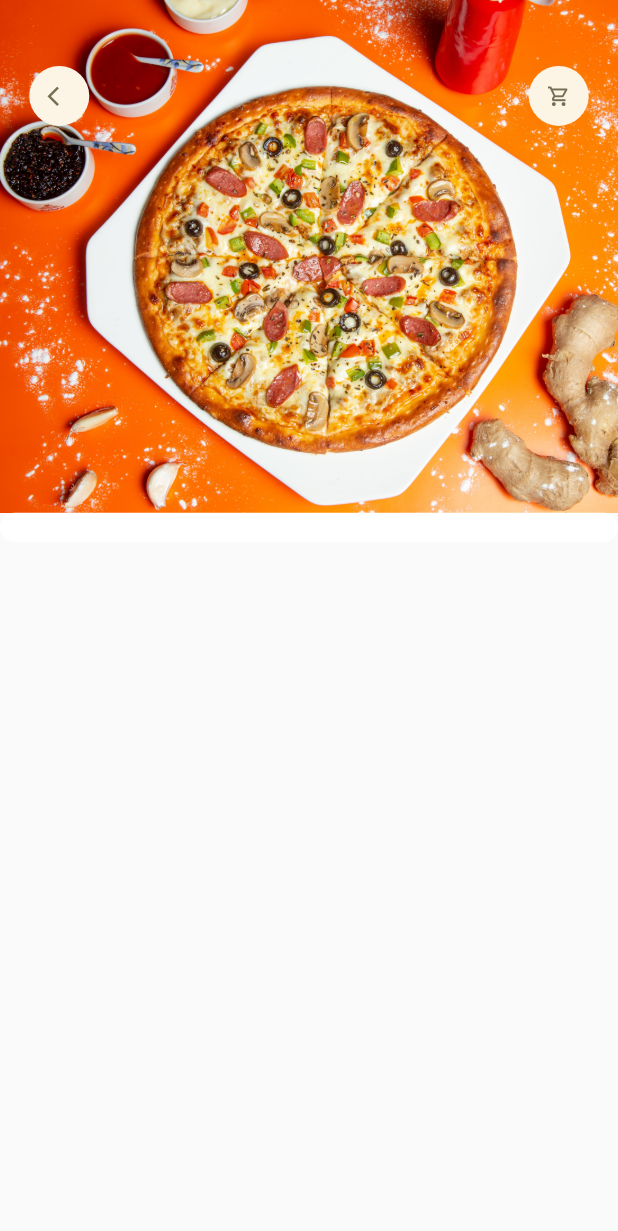
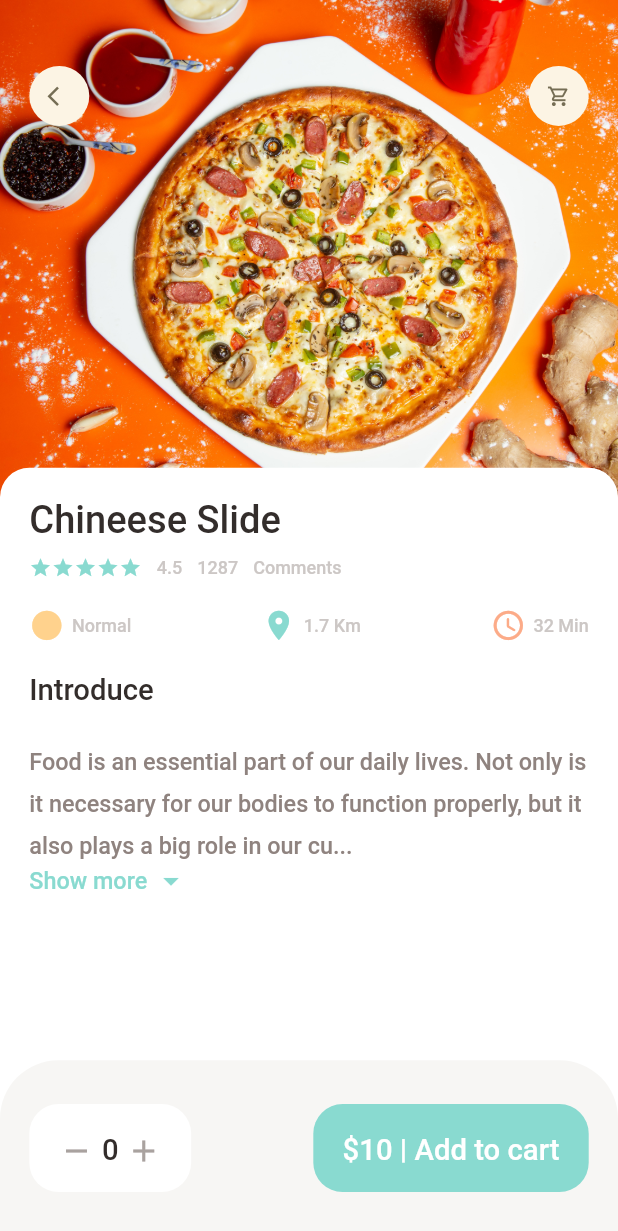
Before and after one commit to Resolute07/FoodDeliveryApp, a Flutter app: the PopularFoodDetail screen opened directly, on a phone screen of 412 x 824 dp. Shown: the top 1231 px of the screen. Run offline on Flutter 3.47's test engine with Material 2 defaults, Android fonts, the light colour scheme and no system bars; our stand-ins replace dots_indicator, get.

Commit message:
completed two screens

```diff
--- a/lib/main.dart
+++ b/lib/main.dart
@@ -2,6 +2,7 @@ import 'package:flutter/material.dart';
 
 import 'package:food_delivery/pages/home/Main_food_Page.dart';
 import 'package:food_delivery/pages/home/food/popular_food_details.dart';
+import 'package:food_delivery/pages/home/food/recommended_food_details.dart';
 import 'package:get/get.dart';
 void main() {
   runApp(const MyApp());
@@ -28,7 +29,7 @@ class MyApp extends StatelessWidget {
         // is not restarted.
         primarySwatch: Colors.blue,
       ),
-      home: PopularFoodDetail(),
+      home: RecommendedFoodDetails(),
     );
   }
 }
--- a/lib/pages/home/Main_food_Page.dart
+++ b/lib/pages/home/Main_food_Page.dart
@@ -3,9 +3,9 @@ import 'package:flutter/material.dart';
 
 import 'package:food_delivery/utils/dimensions.dart';
 
-import '../../utils/bigtext.dart';
+import '../../widgets/bigtext.dart';
 import '../../utils/colors.dart';
-import '../../utils/smalltext.dart';
+import '../../widgets/smalltext.dart';
 
 import 'food_page_body.dart';
 
--- a/lib/pages/home/food/popular_food_details.dart
+++ b/lib/pages/home/food/popular_food_details.dart
@@ -1,7 +1,14 @@
 
 import 'package:flutter/material.dart';
 import 'package:food_delivery/utils/dimensions.dart';
+import 'package:food_delivery/widgets/app_column.dart';
 import 'package:food_delivery/widgets/app_icon.dart';
+import 'package:food_delivery/widgets/expandable_text_widget.dart';
+
+import '../../../widgets/bigtext.dart';
+import '../../../utils/colors.dart';
+import '../../../widgets/smalltext.dart';
+import '../../../widgets/icons_and _text_widget.dart';
 
 class PopularFoodDetail extends StatelessWidget {
   const PopularFoodDetail({Key? key}) : super(key: key);
@@ -9,8 +16,10 @@ class PopularFoodDetail extends StatelessWidget {
   @override
   Widget build(BuildContext context) {
     return Scaffold(
+      backgroundColor: Colors.white,
       body: Stack(
         children: [
+          //backgrounf image
           Positioned(
             left: 0,
               right: 0,
@@ -28,6 +37,7 @@ class PopularFoodDetail extends StatelessWidget {
                 ),
               )
           ),
+          // icon widget
           Positioned(
             top: Dimensions.height45,
             left: Dimensions.width20,
@@ -40,11 +50,14 @@ class PopularFoodDetail extends StatelessWidget {
 
             ],
           )),
+          //introduction of the food
           Positioned(
             left: 0,
               right: 0,
-              top: Dimensions.popularFoodImgSize,
+              bottom: 0,
+              top: Dimensions.popularFoodImgSize- 30,
               child: Container(
+
                 padding: EdgeInsets.only(
                   left:  Dimensions.width20,
                   right: Dimensions.width20,
@@ -52,15 +65,86 @@ class PopularFoodDetail extends StatelessWidget {
 
                 ),
                 decoration: BoxDecoration(
-                  borderRadius: BorderRadius.circular(Dimensions.radius20),
+                  borderRadius: BorderRadius.only(
+                      topRight: Radius.circular(Dimensions.radius20),
+                      topLeft: Radius.circular(Dimensions.radius20)),
                   color:  Colors.white,
                 ),
+                child: Column(
+                  crossAxisAlignment: CrossAxisAlignment.start,
+                  children: [
+                    AppColumn(text: "Chineese Slide",),
+                    SizedBox(height: Dimensions.height20,),
+                    BigText(text: "Introduce"),
+                    SizedBox(height: Dimensions.height20,),
+                    Expanded(child: SingleChildScrollView(child: ExpandableText(text: "Food is an essential part of our daily lives. Not only is it necessary for our bodies to function properly, but it also plays a big role in our cultural and social interactions. Eating is not just about fueling our bodies, it’s also an opportunity to enjoy a variety of flavors and textures, and to bond with family and friends.")))
+
+
+                  ],
+                ),
+
 
               ))
 
 
         ],
       ),
+      bottomNavigationBar: Container(
+         height: Dimensions.bottomHeightBar,
+        padding: EdgeInsets.only(top: Dimensions.height30,bottom: Dimensions.height30,left: Dimensions.width20,right: Dimensions.width20),
+        decoration: BoxDecoration(
+          color: AppColors.buttonBackgroundColor,
+          borderRadius: BorderRadius.only(
+            topLeft: Radius.circular(Dimensions.radius20*2),
+            topRight: Radius.circular(Dimensions.radius20*2)
+          )
+        ),
+        child: Row(
+          mainAxisAlignment: MainAxisAlignment.spaceBetween,
+          children: [
+            Container(
+              padding: EdgeInsets.only(
+                top: Dimensions.height20,
+                bottom: Dimensions.height20,
+                left: Dimensions.width20,
+                right: Dimensions.width20
+              ),
+              decoration: BoxDecoration(
+                color: Colors.white,
+                borderRadius: BorderRadius.circular(
+                  Dimensions.radius20,
+                )
+              ),
+              child: Row(
+                children: [
+                  Icon(Icons.remove , color: AppColors.signColor,),
+                  SizedBox(width: Dimensions.width10/2,),
+                  BigText(text: '0'),
+                  SizedBox(width: Dimensions.width10/2,),
+                  Icon(Icons.add , color: AppColors.signColor,)
+                ],
+              ),
+
+            ),
+            Container(
+              padding: EdgeInsets.only(
+                  top: Dimensions.height20,
+                  bottom: Dimensions.height20,
+                  left: Dimensions.width20,
+                  right: Dimensions.width20
+              ),
+              child:  BigText(text: '\$10 | Add to cart', color:  Colors.white,),
+              decoration: BoxDecoration(
+                borderRadius: BorderRadius.circular(Dimensions.radius20),
+                color: AppColors.mainColor
+              ),
+            )
+
+          ],
+        ),
+      ),
+
+
 
     );
   }
--- /dev/null
+++ b/lib/pages/home/food/recommended_food_details.dart
@@ -0,0 +1,26 @@
+import 'package:flutter/material.dart';
+
+class RecommendedFoodDetails extends StatelessWidget {
+  const RecommendedFoodDetails({Key? key}) : super(key: key);
+
+  @override
+  Widget build(BuildContext context) {
+    return Scaffold(
+      body: CustomScrollView(
+        slivers: [
+          SliverAppBar(
+            expandedHeight: 300,
+            flexibleSpace: FlexibleSpaceBar(
+              background: Image.asset("assets/image/food01.png",
+              width: double.maxFinite,
+                fit: BoxFit.cover,
+
+
+              ),
+            ),
+          )
+        ],
+      ),
+    );
+  }
+}
--- a/lib/pages/home/food_page_body.dart
+++ b/lib/pages/home/food_page_body.dart
@@ -2,12 +2,13 @@ import 'package:dots_indicator/dots_indicator.dart';
 import 'package:flutter/material.dart';
 
 import 'package:food_delivery/utils/dimensions.dart';
+import 'package:food_delivery/widgets/app_column.dart';
 
 import 'package:food_delivery/widgets/icons_and%20_text_widget.dart';
 
-import '../../utils/bigtext.dart';
+import '../../widgets/bigtext.dart';
 import '../../utils/colors.dart';
-import '../../utils/smalltext.dart';
+import '../../widgets/smalltext.dart';
 
 
 
@@ -264,62 +265,7 @@ class _FoodPageBodyState extends State<FoodPageBody> {
                   top: Dimensions.height15,
                   left: Dimensions.height15,
                   right: Dimensions.height15),
-              child: Column(
-                crossAxisAlignment: CrossAxisAlignment.start,
-                children: [
-                  BigText(text: "Chinees Slide"),
-                  SizedBox(height: Dimensions.height10),
-                  Row(
-                    children: [
-                      Wrap(
-                        children: List.generate(
-                          5,
-                          (index) => Icon(
-                            Icons.star,
-                            color: AppColors.mainColor,
-                            size: 15,
-                          ),
-                        ),
-                      ),
-                      SizedBox(
-                        width: 10,
-                      ),
-                      SmallText(text: "4.5"),
-                      SizedBox(
-                        width: 10,
-                      ),
-                      SmallText(text: "1287"),
-                      SizedBox(
-                        width: 10,
-                      ),
-                      SmallText(text: "Comments")
-                    ],
-                  ),
-                  SizedBox(
-                    height: Dimensions.height20,
-                  ),
-                  Row(
-                    mainAxisAlignment: MainAxisAlignment.spaceBetween,
-                    children: [
-                      IconsAndTextWidget(
-                        text: "Normal",
-                        icon: Icons.circle_sharp,
-                        iconColor: AppColors.iconColor1,
-                      ),
-                      IconsAndTextWidget(
-                        text: "1.7 Km",
-                        icon: Icons.location_on,
-                        iconColor: AppColors.mainColor,
-                      ),
-                      IconsAndTextWidget(
-                        text: "32 Min",
-                        icon: Icons.access_time_rounded,
-                        iconColor: AppColors.iconColor2,
-                      )
-                    ],
-                  )
-                ],
-              ),
+              child: AppColumn(text: "Chineese Slide",),
             ),
           ),
         )
--- a/lib/utils/dimensions.dart
+++ b/lib/utils/dimensions.dart
@@ -13,18 +13,20 @@ static double height10 = screenHeight/84.4;
 static double height15 = screenHeight/56.27;
 static double height20 = screenHeight/42.2;
 static double height30 = screenHeight/28.13;
-  static double height45 = screenHeight/18.76;
+static double height45 = screenHeight/18.76;
 
 //dinamic height
 static double width10 = screenHeight/84.4;
 static double width15 = screenHeight/56.27;
 static double width20 = screenHeight/42.2;
 static double width30 = screenHeight/28.13;
-  static double width45 = screenHeight/18.76;
+static double width45 = screenHeight/18.76;
 
 
 //dynamic font
 static double font20 = screenHeight/42.2;
+static double font16 = screenHeight/52.75;
+static double font26 = screenHeight/32.46;
 //dinamic radius
 static double radius20 = screenHeight/42.2;
 static double radius30 = screenHeight/28.13;
@@ -40,5 +42,6 @@ static double iconSize16 = screenHeight/52.75;
 
 //popular food
 static double popularFoodImgSize = screenHeight/2.41;
-
+//bottom height
+static double bottomHeightBar =  screenHeight/7.03;
 }
--- /dev/null
+++ b/lib/widgets/app_column.dart
@@ -0,0 +1,73 @@
+import 'package:flutter/cupertino.dart';
+import 'package:flutter/material.dart';
+import 'package:food_delivery/widgets/smalltext.dart';
+
+import '../utils/colors.dart';
+import '../utils/dimensions.dart';
+import 'bigtext.dart';
+import 'icons_and _text_widget.dart';
+
+class AppColumn extends StatelessWidget {
+  final String text;
+  const AppColumn({Key? key , required this.text}) : super(key: key);
+
+  @override
+  Widget build(BuildContext context) {
+    return Column(
+      crossAxisAlignment: CrossAxisAlignment.start,
+      children: [
+        BigText(text: text, size: Dimensions.font26,),
+        SizedBox(height: Dimensions.height10),
+        Row(
+          children: [
+            Wrap(
+              children: List.generate(
+                5,
+                    (index) => Icon(
+                  Icons.star,
+                  color: AppColors.mainColor,
+                  size: 15,
+                ),
+              ),
+            ),
+            SizedBox(
+              width: 10,
+            ),
+            SmallText(text: "4.5"),
+            SizedBox(
+              width: 10,
+            ),
+            SmallText(text: "1287"),
+            SizedBox(
+              width: 10,
+            ),
+            SmallText(text: "Comments")
+          ],
+        ),
+        SizedBox(
+          height: Dimensions.height20,
+        ),
+        Row(
+          mainAxisAlignment: MainAxisAlignment.spaceBetween,
+          children: [
+            IconsAndTextWidget(
+              text: "Normal",
+              icon: Icons.circle_sharp,
+              iconColor: AppColors.iconColor1,
+            ),
+            IconsAndTextWidget(
+              text: "1.7 Km",
+              icon: Icons.location_on,
+              iconColor: AppColors.mainColor,
+            ),
+            IconsAndTextWidget(
+              text: "32 Min",
+              icon: Icons.access_time_rounded,
+              iconColor: AppColors.iconColor2,
+            )
+          ],
+        )
+      ],
+    );
+  }
+}
--- a/lib/utils/bigtext.dart
+++ b/lib/widgets/bigtext.dart
@@ -1,4 +1,5 @@
 import 'package:flutter/material.dart';
+import 'package:food_delivery/utils/dimensions.dart';
 
 class BigText extends StatelessWidget {
     final Color color;
@@ -20,7 +21,7 @@ class BigText extends StatelessWidget {
       style: TextStyle(
         color: color,
         fontWeight: FontWeight.w400,
-        fontSize: 20,
+        fontSize: size == 0 ? Dimensions.font20 : size,
         fontFamily: 'Roboto'
       ),
 
--- /dev/null
+++ b/lib/widgets/expandable_text_widget.dart
@@ -0,0 +1,57 @@
+import 'package:flutter/material.dart';
+import 'package:food_delivery/utils/colors.dart';
+import 'package:food_delivery/utils/dimensions.dart';
+import 'package:food_delivery/widgets/smalltext.dart';
+
+class ExpandableText extends StatefulWidget {
+  final String text;
+  const ExpandableText({Key? key, required this.text}) : super(key: key);
+
+  @override
+  State<ExpandableText> createState() => _ExpandableTextState();
+}
+
+class _ExpandableTextState extends State<ExpandableText> {
+  late String firstHalf;
+  late String secondHalf;
+
+  bool hiddenText = true ;
+  double textHeight = Dimensions.screenHeight/5.63;
+  //i love flutter larvel and golang 30  50
+  @override
+  void initState(){
+    super.initState();
+    if(widget.text.length>textHeight){
+      firstHalf = widget.text.substring(0,textHeight.toInt());
+      secondHalf = widget.text.substring(textHeight.toInt()+1, widget.text.length);
+    }
+    else {
+      firstHalf = widget.text;
+      secondHalf ='';
+    }
+  }
+
+  @override
+  Widget build(BuildContext context) {
+    return Container(
+      child: secondHalf.isEmpty? SmallText(text: firstHalf): Column(
+        children: [
+          SmallText( height: 1.8,color:  AppColors.paraColor,size : Dimensions.font16,text: hiddenText?  (firstHalf+"..."): (firstHalf + secondHalf)),
+          InkWell(
+            onTap: (){
+              setState(() {
+                hiddenText = !hiddenText;
+              });
+            },
+            child: Row(
+              children: [
+                SmallText(size : Dimensions.font16 ,text: hiddenText? "Show more " : "Show less", color: AppColors.mainColor,),
+                Icon(hiddenText? Icons.arrow_drop_down : Icons.arrow_drop_up, color: AppColors.mainColor,)
+              ],
+            ),
+          )
+        ],
+      ),
+    );
+  }
+}
--- a/lib/widgets/icons_and _text_widget.dart
+++ b/lib/widgets/icons_and _text_widget.dart
@@ -1,7 +1,7 @@
 import 'package:flutter/material.dart';
 import 'package:food_delivery/utils/dimensions.dart';
 
-import '../utils/smalltext.dart';
+import 'smalltext.dart';
 
 class IconsAndTextWidget extends StatelessWidget {
   final IconData icon ;
```
Also changed, not shown: lib/widgets/smalltext.dart (renamed from lib/utils/smalltext.dart).
